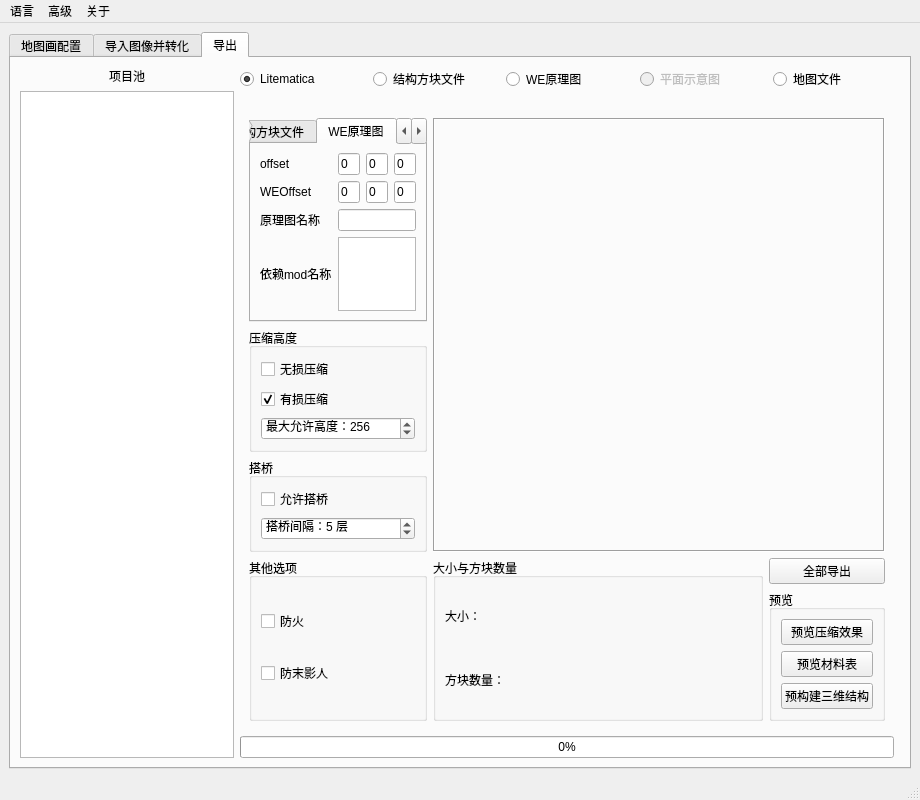
Qt form SlopeCraft/SCWind.ui (SlopeCraft/SlopeCraft) before a commit.
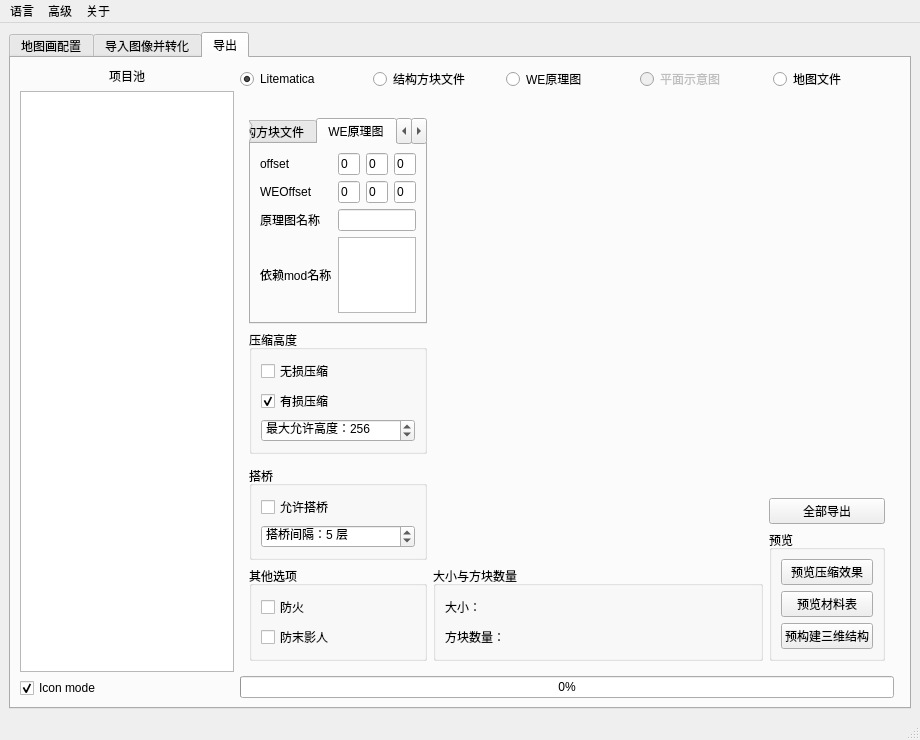
The same form after that commit. The open tabs and pages were chosen to show the change. Custom widgets are drawn as their Qt base class.

Commit message: export task show converted tasks only

Diff of the .ui file:
```diff
--- a/SlopeCraft/SCWind.ui
+++ b/SlopeCraft/SCWind.ui
@@ -722,6 +722,16 @@
           <property name="topMargin">
            <number>0</number>
           </property>
+          <item row="0" column="0">
+           <widget class="QLabel" name="label_2">
+            <property name="text">
+             <string>项目池</string>
+            </property>
+            <property name="alignment">
+             <set>Qt::AlignCenter</set>
+            </property>
+           </widget>
+          </item>
           <item row="1" column="0">
            <widget class="AdaptiveListView" name="lview_pool_export">
             <property name="acceptDrops">
@@ -777,13 +787,13 @@
             </property>
            </widget>
           </item>
-          <item row="0" column="0">
-           <widget class="QLabel" name="label_2">
+          <item row="2" column="0">
+           <widget class="QCheckBox" name="cb_lv_export_icon_mode">
             <property name="text">
-             <string>项目池</string>
+             <string>Icon mode</string>
             </property>
-            <property name="alignment">
-             <set>Qt::AlignCenter</set>
+            <property name="checked">
+             <bool>true</bool>
             </property>
            </widget>
           </item>
@@ -802,6 +812,109 @@
           </property>
           <widget class="QWidget" name="page_export_3d">
            <layout class="QGridLayout" name="gridLayout_13" columnstretch="1,10,1">
+            <item row="4" column="0" rowspan="2">
+             <widget class="QGroupBox" name="groupBox_7">
+              <property name="title">
+               <string>其他选项</string>
+              </property>
+              <layout class="QGridLayout" name="gridLayout_14">
+               <item row="0" column="0">
+                <widget class="QCheckBox" name="cb_fireproof">
+                 <property name="text">
+                  <string>防火</string>
+                 </property>
+                </widget>
+               </item>
+               <item row="1" column="0">
+                <widget class="QCheckBox" name="cb_enderproof">
+                 <property name="text">
+                  <string>防末影人</string>
+                 </property>
+                </widget>
+               </item>
+              </layout>
+             </widget>
+            </item>
+            <item row="1" column="0">
+             <widget class="QGroupBox" name="groupBox_5">
+              <property name="title">
+               <string>压缩高度</string>
+              </property>
+              <layout class="QGridLayout" name="gridLayout_16">
+               <item row="1" column="0">
+                <widget class="QCheckBox" name="cb_compress_lossy">
+                 <property name="text">
+                  <string>有损压缩</string>
+                 </property>
+                 <property name="checked">
+                  <bool>true</bool>
+                 </property>
+                </widget>
+               </item>
+               <item row="0" column="0">
+                <widget class="QCheckBox" name="cb_compress_lossless">
+                 <property name="text">
+                  <string>无损压缩</string>
+                 </property>
+                </widget>
+               </item>
+               <item row="2" column="0">
+                <widget class="QSpinBox" name="sb_max_height">
+                 <property name="suffix">
+                  <string/>
+                 </property>
+                 <property name="prefix">
+                  <string>最大允许高度：</string>
+                 </property>
+                 <property name="minimum">
+                  <number>14</number>
+                 </property>
+                 <property name="maximum">
+                  <number>32767</number>
+                 </property>
+                 <property name="value">
+                  <number>256</number>
+                 </property>
+                </widget>
+               </item>
+              </layout>
+             </widget>
+            </item>
+            <item row="3" column="0">
+             <widget class="QGroupBox" name="groupBox_6">
+              <property name="title">
+               <string>搭桥</string>
+              </property>
+              <layout class="QGridLayout" name="gridLayout_15">
+               <item row="0" column="0">
+                <widget class="QCheckBox" name="cb_glass_bridge">
+                 <property name="text">
+                  <string>允许搭桥</string>
+                 </property>
+                </widget>
+               </item>
+               <item row="1" column="0">
+                <widget class="QSpinBox" name="sb_glass_bridge_interval">
+                 <property name="suffix">
+                  <string> 层</string>
+                 </property>
+                 <property name="prefix">
+                  <string>搭桥间隔：</string>
+                 </property>
+                 <property name="minimum">
+                  <number>1</number>
+                 </property>
+                 <property name="maximum">
+                  <number>4096</number>
+                 </property>
+                 <property name="value">
+                  <number>5</number>
+                 </property>
+                </widget>
+               </item>
+              </layout>
+             </widget>
+            </item>
             <item row="0" column="0">
              <widget class="QTabWidget" name="tw_export_options">
               <property name="sizePolicy">
@@ -1093,149 +1206,7 @@
               </widget>
              </widget>
             </item>
-            <item row="1" column="0">
-             <widget class="QGroupBox" name="groupBox_5">
-              <property name="title">
-               <string>压缩高度</string>
-              </property>
-              <layout class="QGridLayout" name="gridLayout_16">
-               <item row="1" column="0">
-                <widget class="QCheckBox" name="cb_compress_lossy">
-                 <property name="text">
-                  <string>有损压缩</string>
-                 </property>
-                 <property name="checked">
-                  <bool>true</bool>
-                 </property>
-                </widget>
-               </item>
-               <item row="0" column="0">
-                <widget class="QCheckBox" name="cb_compress_lossless">
-                 <property name="text">
-                  <string>无损压缩</string>
-                 </property>
-                </widget>
-               </item>
-               <item row="2" column="0">
-                <widget class="QSpinBox" name="sb_max_height">
-                 <property name="suffix">
-                  <string/>
-                 </property>
-                 <property name="prefix">
-                  <string>最大允许高度：</string>
-                 </property>
-                 <property name="minimum">
-                  <number>14</number>
-                 </property>
-                 <property name="maximum">
-                  <number>32767</number>
-                 </property>
-                 <property name="value">
-                  <number>256</number>
-                 </property>
-                </widget>
-               </item>
-              </layout>
-             </widget>
-            </item>
-            <item row="4" column="2">
-             <widget class="QGroupBox" name="groupBox_9">
-              <property name="title">
-               <string>预览</string>
-              </property>
-              <layout class="QGridLayout" name="gridLayout_18">
-               <item row="1" column="0">
-                <widget class="QPushButton" name="pb_preview_materials">
-                 <property name="text">
-                  <string>预览材料表</string>
-                 </property>
-                </widget>
-               </item>
-               <item row="0" column="0">
-                <widget class="QPushButton" name="pb_preview_compress_effect">
-                 <property name="text">
-                  <string>预览压缩效果</string>
-                 </property>
-                </widget>
-               </item>
-               <item row="2" column="0">
-                <widget class="QPushButton" name="pb_build3d">
-                 <property name="text">
-                  <string>预构建三维结构</string>
-                 </property>
-                </widget>
-               </item>
-              </layout>
-             </widget>
-            </item>
-            <item row="0" column="1" rowspan="3" colspan="2">
-             <widget class="QLabel" name="lb_compressed_effect">
-              <property name="sizePolicy">
-               <sizepolicy hsizetype="Expanding" vsizetype="Expanding">
-                <horstretch>0</horstretch>
-                <verstretch>0</verstretch>
-               </sizepolicy>
-              </property>
-              <property name="minimumSize">
-               <size>
-                <width>0</width>
-                <height>0</height>
-               </size>
-              </property>
-              <property name="frameShape">
-               <enum>QFrame::Box</enum>
-              </property>
-              <property name="frameShadow">
-               <enum>QFrame::Sunken</enum>
-              </property>
-              <property name="text">
-               <string/>
-              </property>
-             </widget>
-            </item>
-            <item row="2" column="0">
-             <widget class="QGroupBox" name="groupBox_6">
-              <property name="title">
-               <string>搭桥</string>
-              </property>
-              <layout class="QGridLayout" name="gridLayout_15">
-               <item row="0" column="0">
-                <widget class="QCheckBox" name="cb_glass_bridge">
-                 <property name="text">
-                  <string>允许搭桥</string>
-                 </property>
-                </widget>
-               </item>
-               <item row="1" column="0">
-                <widget class="QSpinBox" name="sb_glass_bridge_interval">
-                 <property name="suffix">
-                  <string> 层</string>
-                 </property>
-                 <property name="prefix">
-                  <string>搭桥间隔：</string>
-                 </property>
-                 <property name="minimum">
-                  <number>1</number>
-                 </property>
-                 <property name="maximum">
-                  <number>4096</number>
-                 </property>
-                 <property name="value">
-                  <number>5</number>
-                 </property>
-                </widget>
-               </item>
-              </layout>
-             </widget>
-            </item>
-            <item row="3" column="2">
-             <widget class="QPushButton" name="pb_export_all">
-              <property name="text">
-               <string>全部导出</string>
-              </property>
-             </widget>
-            </item>
-            <item row="3" column="1" rowspan="2">
+            <item row="4" column="1" rowspan="2">
              <widget class="QGroupBox" name="groupBox_8">
               <property name="title">
                <string>大小与方块数量</string>
@@ -1258,28 +1229,62 @@
               </layout>
              </widget>
             </item>
-            <item row="3" column="0" rowspan="2">
-             <widget class="QGroupBox" name="groupBox_7">
-              <property name="title">
-               <string>其他选项</string>
+            <item row="0" column="2" rowspan="6">
+             <layout class="QVBoxLayout" name="verticalLayout_2">
+              <property name="topMargin">
+               <number>0</number>
               </property>
-              <layout class="QGridLayout" name="gridLayout_14">
-               <item row="0" column="0">
-                <widget class="QCheckBox" name="cb_fireproof">
-                 <property name="text">
-                  <string>防火</string>
-                 </property>
-                </widget>
-               </item>
-               <item row="1" column="0">
-                <widget class="QCheckBox" name="cb_enderproof">
-                 <property name="text">
-                  <string>防末影人</string>
-                 </property>
-                </widget>
-               </item>
-              </layout>
-             </widget>
+              <item>
+               <spacer name="verticalSpacer_6">
+                <property name="orientation">
+                 <enum>Qt::Vertical</enum>
+                </property>
+                <property name="sizeHint" stdset="0">
+                 <size>
+                  <width>20</width>
+                  <height>40</height>
+                 </size>
+                </property>
+               </spacer>
+              </item>
+              <item>
+               <widget class="QPushButton" name="pb_export_all">
+                <property name="text">
+                 <string>全部导出</string>
+                </property>
+               </widget>
+              </item>
+              <item>
+               <widget class="QGroupBox" name="groupBox_9">
+                <property name="title">
+                 <string>预览</string>
+                </property>
+                <layout class="QGridLayout" name="gridLayout_18">
+                 <item row="1" column="0">
+                  <widget class="QPushButton" name="pb_preview_materials">
+                   <property name="text">
+                    <string>预览材料表</string>
+                   </property>
+                  </widget>
+                 </item>
+                 <item row="0" column="0">
+                  <widget class="QPushButton" name="pb_preview_compress_effect">
+                   <property name="text">
+                    <string>预览压缩效果</string>
+                   </property>
+                  </widget>
+                 </item>
+                 <item row="2" column="0">
+                  <widget class="QPushButton" name="pb_build3d">
+                   <property name="text">
+                    <string>预构建三维结构</string>
+                   </property>
+                  </widget>
+                 </item>
+                </layout>
+               </widget>
+              </item>
+             </layout>
             </item>
            </layout>
           </widget>
```
The commit also changes 9 other files.
